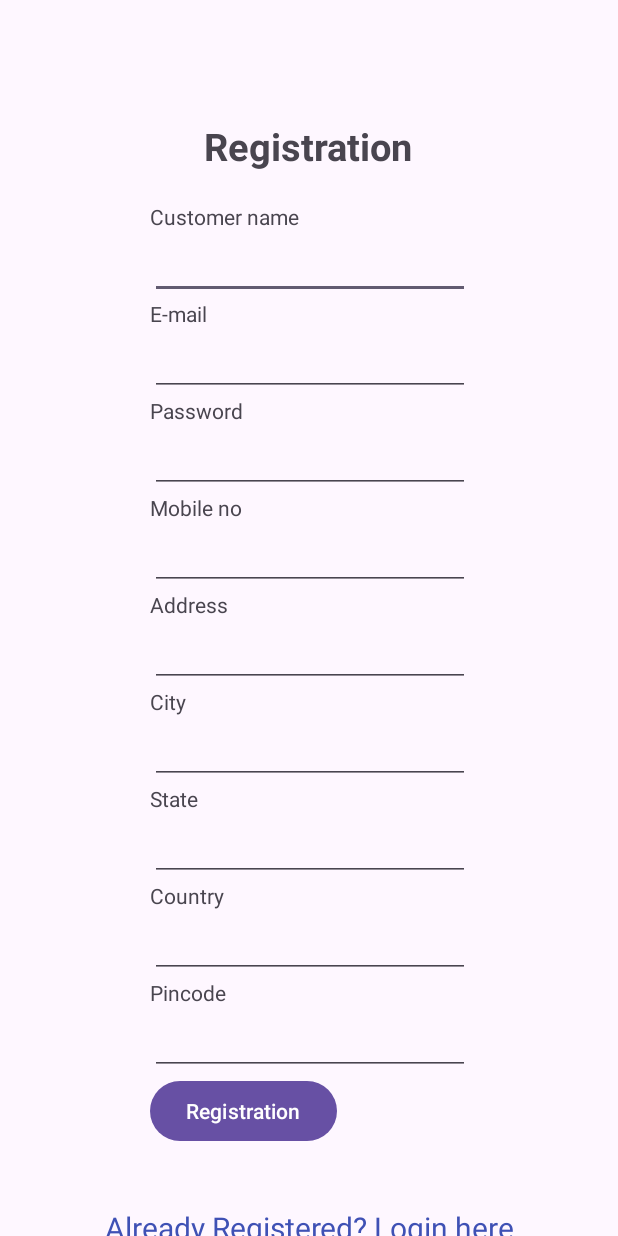
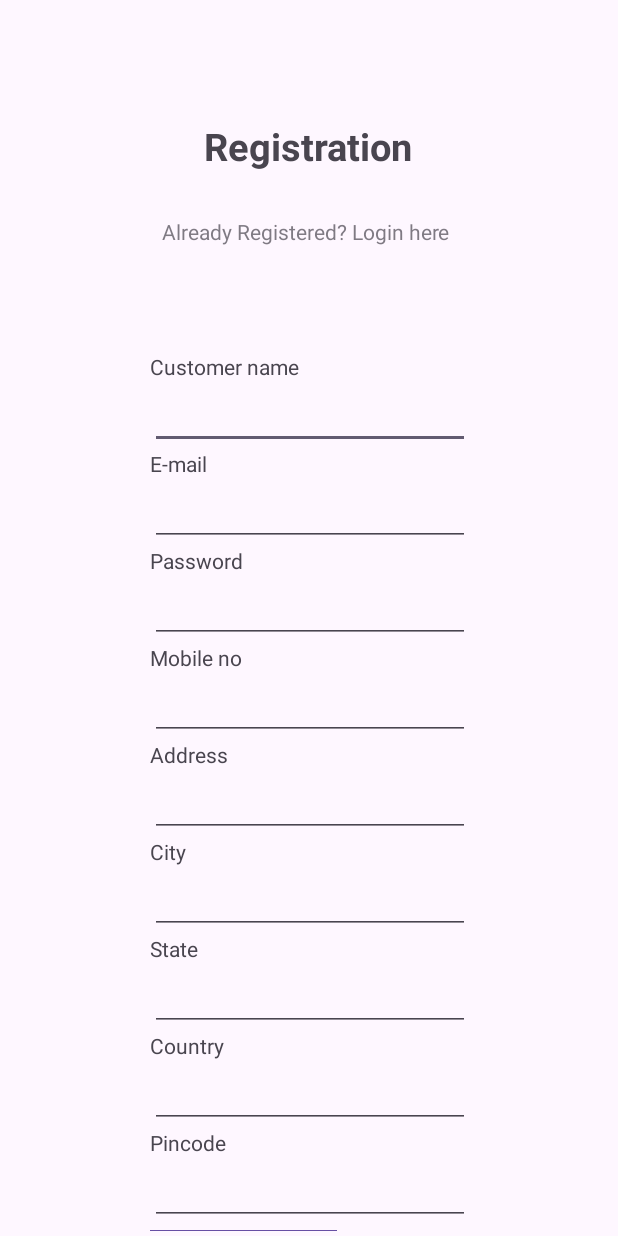
Before and after one commit to farmansunasara/Sentiment-Based-Rating-System, an Android app: the Register screen opened directly, with no data from a screen before it, on a phone screen of 412 x 824 dp. Run offline under Robolectric (Android 15) with nearby library versions, the phone set to English and light mode, and no system bars.

Commit message:
register to login

```diff
--- a/app/src/main/java/com/example/myapplication/Register.java
+++ b/app/src/main/java/com/example/myapplication/Register.java
@@ -2,13 +2,29 @@
 
 import androidx.appcompat.app.AppCompatActivity;
 
+import android.content.Intent;
 import android.os.Bundle;
+import android.text.method.LinkMovementMethod;
+import android.view.View;
+import android.widget.TextView;
 
-public class Register extends AppCompatActivity {
+    public class Register extends AppCompatActivity {
 
     @Override
     protected void onCreate(Bundle savedInstanceState) {
         super.onCreate(savedInstanceState);
         setContentView(R.layout.activity_register);
+        TextView login = (TextView) findViewById(R.id.lnkLogin);
+        login.setMovementMethod(LinkMovementMethod.getInstance());
+        login.setOnClickListener(new View.OnClickListener() {
+            @Override
+            public void onClick(View v) {
+                Intent intent = new Intent(Register.this,MainActivity.class);
+                startActivity(intent);
+            }
+        });
+
+
     }
+
 }
--- a/app/src/main/res/layout/activity_main.xml
+++ b/app/src/main/res/layout/activity_main.xml
@@ -139,7 +139,7 @@
                 android:layout_gravity="center"
                 android:alpha="0.7"
                 android:padding="30dp"
-                android:text="Don't have any account ? Ragister here " />
+                android:text="Don't have any account ? Register here " />
 
 
 
--- a/app/src/main/res/layout/activity_register.xml
+++ b/app/src/main/res/layout/activity_register.xml
@@ -12,6 +12,15 @@
         android:textAlignment="center"
         android:textSize="25dp"
         android:textStyle="bold" />
+
+    <TextView
+        android:id="@+id/lnkLogin"
+        android:layout_width="wrap_content"
+        android:layout_height="100dp"
+        android:layout_gravity="center"
+        android:alpha="0.7"
+        android:padding="30dp"
+        android:text="Already Registered? Login here " />
     <TextView
         android:id="@+id/fstTxt"
         android:layout_width="wrap_content"
@@ -152,13 +161,5 @@
         android:layout_marginLeft="100dp"
         android:text="@string/title" />
 
-    <TextView android:id="@+id/lnkLogin"
-        android:layout_width="match_parent"
-        android:layout_height="wrap_content"
-        android:layout_marginTop="40dp"
-        android:text="Already Registered? Login here"
-        android:gravity="center"
-        android:textSize="20dp"
-        android:textColor="#3F51B5"
-        android:onClick="test"/>
+
 </LinearLayout>
```
